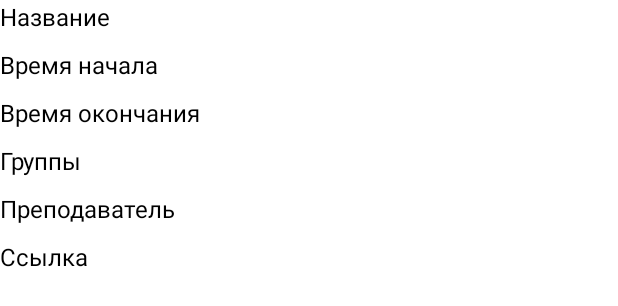
After one commit to SUAIFSPO/digital_capabilities, an Android app: the layout item_activity.xml on its own in the app's theme, with its tools: preview values and no code run, on a phone screen of 412 x 824 dp. The commit adds this screen. Shown: the top 306 px of the screen. Run offline under Robolectric (Android 15) with nearby library versions, the phone set to English and light mode, and no system bars.

Commit message:
Получение расписания

```diff
--- a/mobile/UniversityScheduler/app/build.gradle
+++ b/mobile/UniversityScheduler/app/build.gradle
@@ -9,7 +9,7 @@ android {
 
     defaultConfig {
         applicationId "com.jerael.universityscheduler"
-        minSdk 21
+        minSdk 27
         targetSdk 30
         versionCode 1
         versionName "1.0"
@@ -46,4 +46,5 @@ dependencies {
     implementation 'com.squareup.retrofit2:retrofit:2.9.0'
     implementation 'com.squareup.retrofit2:converter-gson:2.9.0'
     implementation 'com.squareup.okhttp3:logging-interceptor:5.0.0-alpha.2'
+    implementation 'com.google.code.gson:gson:2.8.7'
 }
--- a/mobile/UniversityScheduler/app/src/main/AndroidManifest.xml
+++ b/mobile/UniversityScheduler/app/src/main/AndroidManifest.xml
@@ -11,6 +11,9 @@
         android:roundIcon="@mipmap/ic_launcher_round"
         android:supportsRtl="true"
         android:theme="@style/Theme.UniversityScheduler">
+        <activity
+            android:name=".ui.MainActivity"
+            android:exported="true" />
         <activity
             android:name=".ui.PasswordRecoveryActivity"
             android:exported="true" />
--- a/mobile/UniversityScheduler/app/src/main/res/layout/activity_password_recovery.xml
+++ b/mobile/UniversityScheduler/app/src/main/res/layout/activity_password_recovery.xml
@@ -37,8 +37,8 @@
         <com.google.android.material.textfield.TextInputEditText
             android:layout_width="300dp"
             android:layout_height="wrap_content"
-            android:id="@+id/recovery_fio"
-            android:hint="ФИО"
+            android:id="@+id/recovery_word"
+            android:hint="Кодовое слово"
             android:textSize="16sp"
             android:textColor="@color/black"/>
 
--- /dev/null
+++ b/mobile/UniversityScheduler/app/src/main/res/layout/item_activity.xml
@@ -0,0 +1,145 @@
+<?xml version="1.0" encoding="utf-8"?>
+<LinearLayout xmlns:android="http://schemas.android.com/apk/res/android"
+    xmlns:tools="http://schemas.android.com/tools"
+    android:layout_width="match_parent"
+    android:layout_height="wrap_content"
+    android:orientation="vertical">
+
+    <LinearLayout
+        android:id="@+id/name_layout"
+        android:layout_width="match_parent"
+        android:layout_height="wrap_content"
+        android:orientation="horizontal">
+
+        <TextView
+            android:id="@+id/name_text"
+            android:layout_width="150dp"
+            android:layout_height="wrap_content"
+            android:textColor="@color/black"
+            android:textSize="16sp"
+            tools:text="Название" />
+
+        <TextView
+            android:id="@+id/name"
+            android:layout_width="0dp"
+            android:layout_height="wrap_content"
+            android:layout_marginStart="10dp" />
+
+    </LinearLayout>
+
+    <LinearLayout
+        android:id="@+id/start_time_layout"
+        android:layout_width="match_parent"
+        android:layout_height="wrap_content"
+        android:layout_marginTop="10dp"
+        android:orientation="horizontal">
+
+        <TextView
+            android:id="@+id/start_time_text"
+            android:layout_width="150dp"
+            android:layout_height="wrap_content"
+            android:textColor="@color/black"
+            android:textSize="16sp"
+            tools:text="Время начала" />
+
+        <TextView
+            android:id="@+id/start_time"
+            android:layout_width="0dp"
+            android:layout_height="wrap_content"
+            android:layout_marginStart="10dp" />
+
+    </LinearLayout>
+
+    <LinearLayout
+        android:id="@+id/end_time_layout"
+        android:layout_width="match_parent"
+        android:layout_height="wrap_content"
+        android:layout_marginTop="10dp"
+        android:orientation="horizontal">
+
+        <TextView
+            android:id="@+id/end_time_text"
+            android:layout_width="150dp"
+            android:layout_height="wrap_content"
+            android:textColor="@color/black"
+            android:textSize="16sp"
+            tools:text="Время окончания" />
+
+        <TextView
+            android:id="@+id/end_time"
+            android:layout_width="0dp"
+            android:layout_height="wrap_content"
+            android:layout_marginStart="10dp" />
+
+    </LinearLayout>
+
+    <LinearLayout
+        android:id="@+id/listeners_layout"
+        android:layout_width="match_parent"
+        android:layout_height="wrap_content"
+        android:layout_marginTop="10dp"
+        android:orientation="horizontal">
+
+        <TextView
+            android:id="@+id/listeners_text"
+            android:layout_width="150dp"
+            android:layout_height="wrap_content"
+            android:textColor="@color/black"
+            android:textSize="16sp"
+            tools:text="Группы" />
+
+        <TextView
+            android:id="@+id/listeners"
+            android:layout_width="0dp"
+            android:layout_height="wrap_content"
+            android:layout_marginStart="10dp" />
+
+    </LinearLayout>
+
+    <LinearLayout
+        android:id="@+id/fio_layout"
+        android:layout_width="match_parent"
+        android:layout_height="wrap_content"
+        android:layout_marginTop="10dp"
+        android:orientation="horizontal">
+
+        <TextView
+            android:id="@+id/fio_text"
+            android:layout_width="150dp"
+            android:layout_height="wrap_content"
+            android:textColor="@color/black"
+            android:textSize="16sp"
+            tools:text="Преподаватель" />
+
+        <TextView
+            android:id="@+id/fio"
+            android:layout_width="0dp"
+            android:layout_height="wrap_content"
+            android:layout_marginStart="10dp" />
+
+    </LinearLayout>
+
+    <LinearLayout
+        android:id="@+id/link_layout"
+        android:layout_width="match_parent"
+        android:layout_height="wrap_content"
+        android:layout_marginTop="10dp"
+        android:orientation="horizontal">
+
+        <TextView
+            android:id="@+id/link_text"
+            android:layout_width="150dp"
+            android:layout_height="wrap_content"
+            android:textColor="@color/black"
+            android:textSize="16sp"
+            tools:text="Ссылка" />
+
+        <TextView
+            android:id="@+id/link"
+            android:layout_width="0dp"
+            android:layout_height="wrap_content"
+            android:layout_marginStart="10dp" />
+
+    </LinearLayout>
+
+</LinearLayout>
```
Also changed, not shown: mobile/UniversityScheduler/app/src/main/java/com/jerael/universityscheduler/models/ActivitiesResponse.kt (added, +11 -0 lines), mobile/UniversityScheduler/app/src/main/java/com/jerael/universityscheduler/models/Activity.kt (added, +19 -0 lines), mobile/UniversityScheduler/app/src/main/java/com/jerael/universityscheduler/models/Listener.kt (added, +9 -0 lines), mobile/UniversityScheduler/app/src/main/java/com/jerael/universityscheduler/ui/AuthActivity.kt (+8 -0 lines), mobile/UniversityScheduler/app/src/main/java/com/jerael/universityscheduler/ui/MainActivity.kt (added, +46 -0 lines), mobile/UniversityScheduler/app/src/main/java/com/jerael/universityscheduler/ui/PasswordRecoveryActivity.kt (+29 -10 lines), mobile/UniversityScheduler/app/src/main/java/com/jerael/universityscheduler/utils/Server.kt (+12 -4 lines), mobile/UniversityScheduler/app/src/main/java/com/jerael/universityscheduler/utils/appFuns.kt (+89 -18 lines), mobile/UniversityScheduler/app/src/main/res/layout/activity_main.xml (added, +32 -0 lines).
